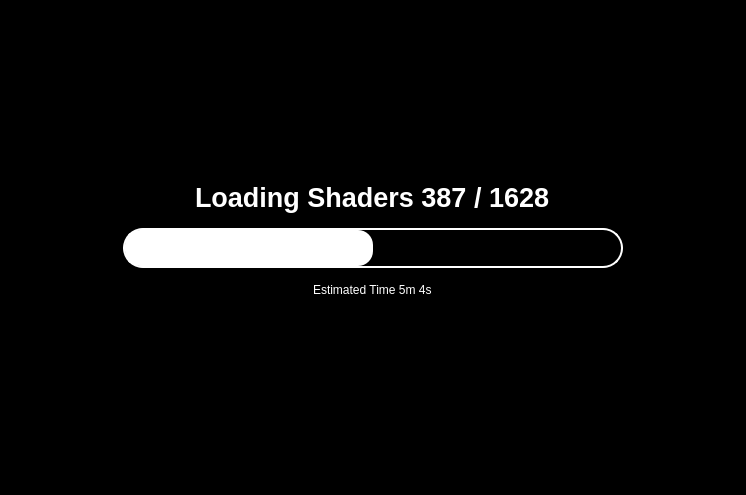
This is src/suyu/loading_screen.ui in liudonghua123/suyu as Qt 5 draws it before an edit. The edited form follows.
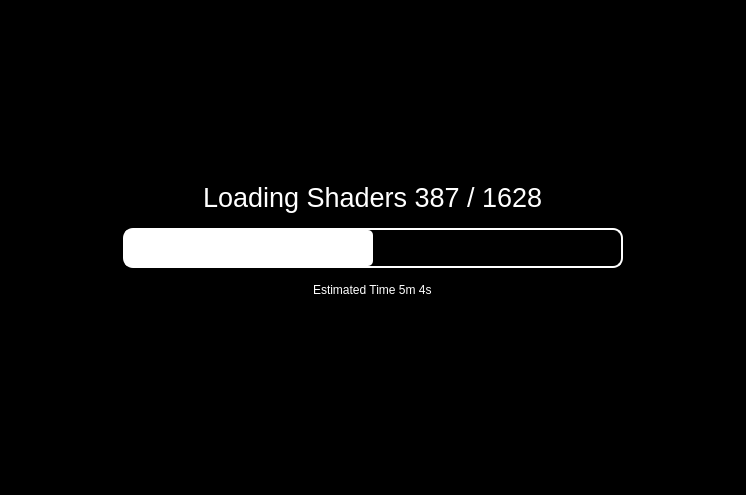
This is the edited form.

Commit message: Tweak Radius, Medium Font

```diff
--- a/src/suyu/loading_screen.ui
+++ b/src/suyu/loading_screen.ui
@@ -84,8 +84,8 @@
             <family>Ubuntu</family>
             <pointsize>20</pointsize>
             <italic>false</italic>
-            <bold>true</bold>
             <kerning>true</kerning>
+            <fontweight>Medium</fontweight>
            </font>
           </property>
           <property name="styleSheet">
@@ -116,11 +116,11 @@
 color: white;
 border: 2px solid white;
 outline-color: black;
-border-radius: 20px;
+border-radius: 10px;
 }
 QProgressBar::chunk {
 background-color: white;
-border-radius: 15px;
+border-radius: 5px;
 }</string>
           </property>
           <property name="value">
```
Left out of the diff: 4 changed lines with no effect on the pictures. The commit also changes 1 other file.
